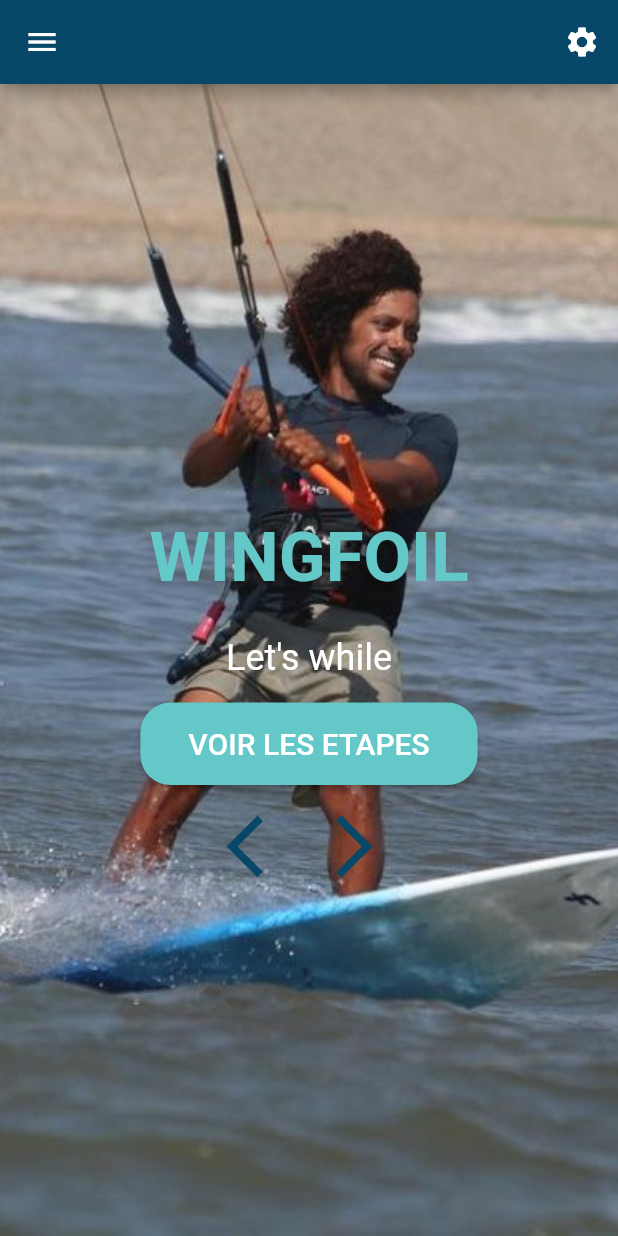
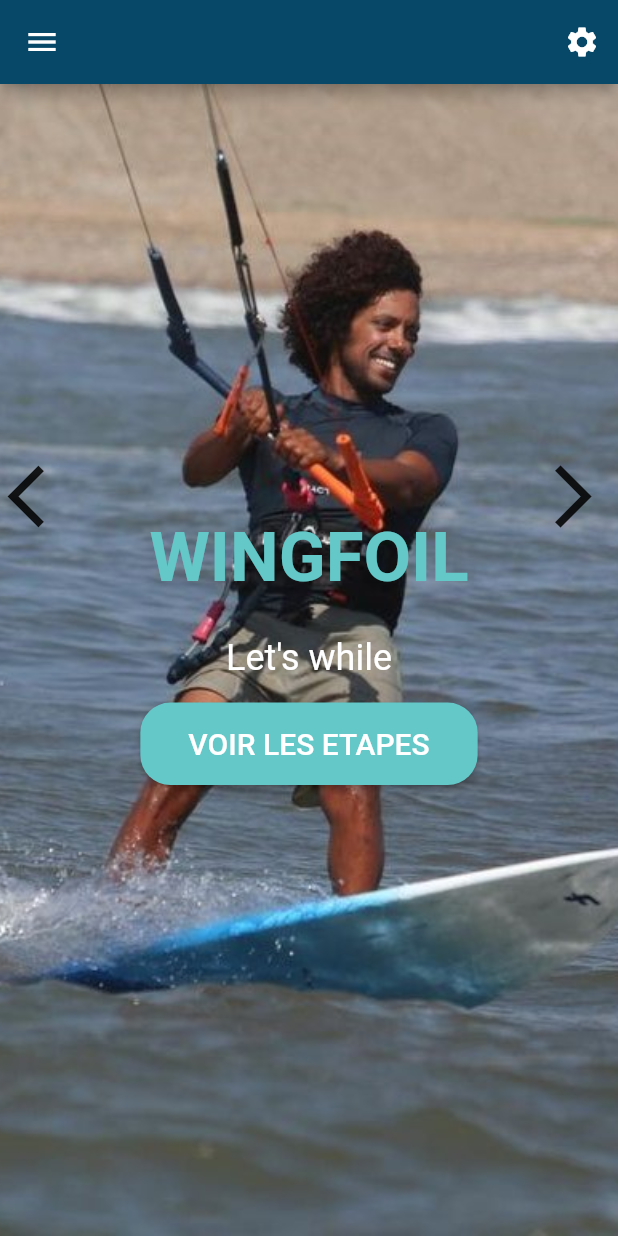
Before and after one commit to jeanJonathan/notebook_progress, a Flutter app: the Wingfoil screen opened directly, on a phone screen of 412 x 824 dp. Run offline on Flutter 3.47's test engine with Material 2 defaults, Android fonts, the phone set to English and light mode, and no system bars.

Commit message:
correction du fichier wingfoil

```diff
--- a/lib/Wingfoil.dart
+++ b/lib/Wingfoil.dart
@@ -39,6 +39,11 @@ class Wingfoil extends StatelessWidget {
               fit: BoxFit.cover,
               width: double.infinity,
               height: double.infinity,
+            ),
+            Positioned(
+              top: 250,
+              left: 5,
+              child: Icon(Icons.arrow_back_ios, size: 50),
             ),
             Positioned(
               top: MediaQuery.of(context).size.height * 0.35,
@@ -83,25 +88,13 @@ class Wingfoil extends StatelessWidget {
                       primary: Color(0xFF64C8C8), // Modifier la couleur ici
                     ),
                   ),
-                  SizedBox(height: 16),
-                  Row(
-                    mainAxisAlignment: MainAxisAlignment.center,
-                    children: [
-                      Icon(
-                        Icons.arrow_back_ios,
-                        size: 50,
-                        color: Color(0xFF074868),
-                      ),
-                      SizedBox(width: 10),
-                      Icon(
-                        Icons.arrow_forward_ios,
-                        size: 50,
-                        color: Color(0xFF074868),
-                      ),
-                    ],
-                  ),
                 ],
               ),
+            ),
+            Positioned(
+              top: 250,
+              right: 5,
+              child: Icon(Icons.arrow_forward_ios, size: 50),
             ),
           ],
         ),
```
